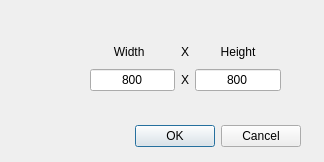
Before: the Qt Designer form ui_newmap.ui in lscooperlee/mapcreater, drawn with Qt 5.
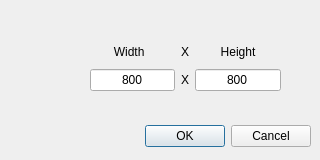
After: the same form once the commit is applied.

What changed in the file:
```diff
--- a/ui_newmap.ui
+++ b/ui_newmap.ui
@@ -6,8 +6,8 @@
    <rect>
     <x>0</x>
     <y>0</y>
-    <width>324</width>
-    <height>162</height>
+    <width>320</width>
+    <height>160</height>
    </rect>
   </property>
   <property name="windowTitle">
@@ -16,9 +16,9 @@
   <widget class="QDialogButtonBox" name="buttonBox">
    <property name="geometry">
     <rect>
-     <x>120</x>
+     <x>10</x>
      <y>120</y>
-     <width>181</width>
+     <width>301</width>
      <height>32</height>
     </rect>
    </property>
```
Left out of the diff: 2 changed lines with no effect on the pictures.
